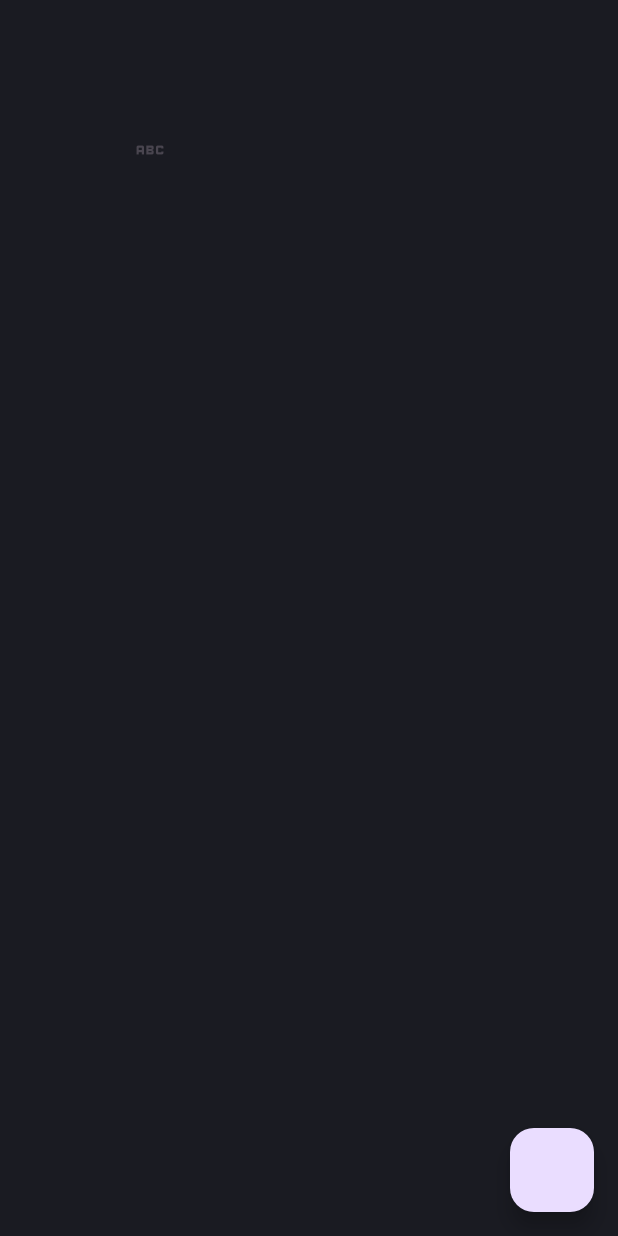
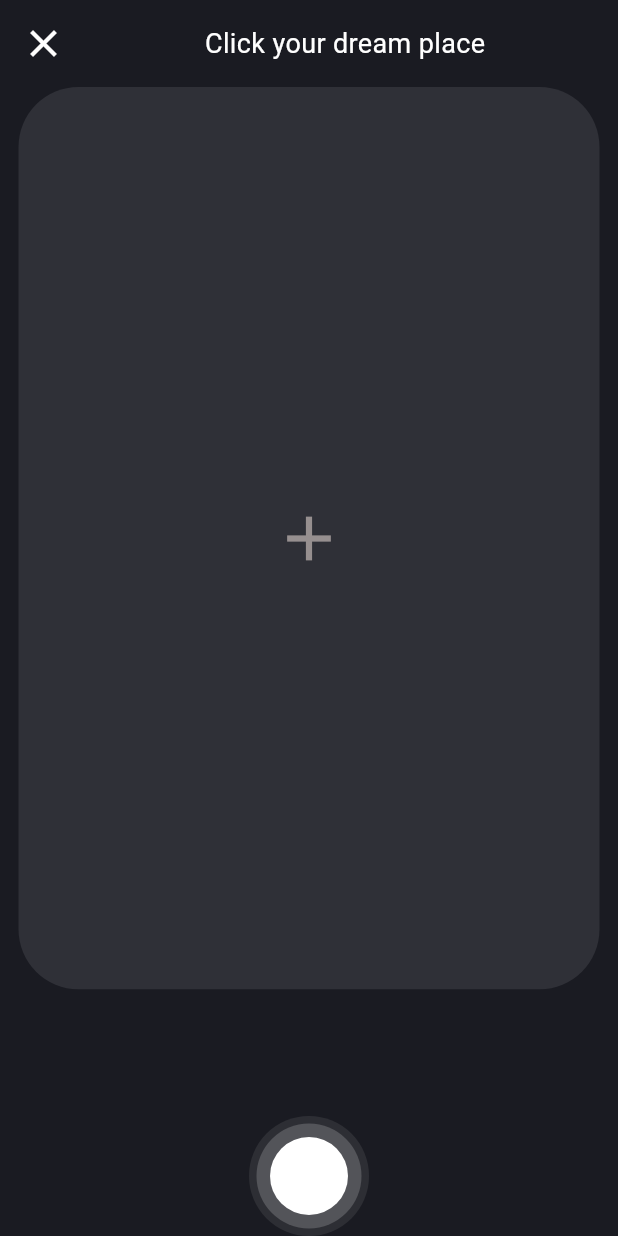
Before and after one commit to muhammed-shadil/social-media-app, a Flutter app: the NewPosts screen opened directly, on a phone screen of 412 x 824 dp. Run offline on Flutter 3.47's test engine with Material 3 defaults, Android fonts, the phone set to English and light mode, and no system bars; our stand-ins replace another_flutter_splash_screen, bloc, flutter_bloc, image_picker, shared_preferences, shimmer; accounts and stored records are empty.

Commit message:
complete ui new post

```diff
--- a/lib/utils/apiprovider/apiprovider.dart
+++ b/lib/utils/apiprovider/apiprovider.dart
@@ -147,7 +147,6 @@ class Apiprovider {
         contentType: MediaType("image", "png"),
       ));
       request.headers.addAll(headers);
-
       request.fields.addAll({
         "contentType": contentType,
         "caption": caption,
--- a/lib/utils/styles.dart
+++ b/lib/utils/styles.dart
@@ -21,4 +21,7 @@ class styles {
       TextStyle(color: Colors.white, fontSize: 17);
   static const TextStyle blogtitle =
       TextStyle(color: Colors.white, fontSize: 18);
+
+  static const TextStyle imagepickertitle =
+      TextStyle(color: Colors.white, fontSize: 18);
 }
--- a/lib/view/screens/New_Post_screen/new_post.dart
+++ b/lib/view/screens/New_Post_screen/new_post.dart
@@ -8,6 +8,8 @@ import 'package:flutter_bloc/flutter_bloc.dart';
 import 'package:image_picker/image_picker.dart';
 import 'package:trek/controller/post/image_picker/bloc/image_picker_bloc.dart';
 import 'package:trek/controller/post/newpost/bloc/newpost_bloc.dart';
+import 'package:trek/utils/constants.dart';
+import 'package:trek/utils/styles.dart';
 
 class NewPostWrappper extends StatelessWidget {
   const NewPostWrappper({super.key});
@@ -43,27 +45,88 @@ class _NewPostsState extends State<NewPosts> {
     final createpost = BlocProvider.of<NewpostBloc>(context);
 
     return Scaffold(
-      floatingActionButton: FloatingActionButton(onPressed: () {
+      floatingActionButtonLocation: FloatingActionButtonLocation.centerDocked,
+      floatingActionButton: Container(
+          width: 80,
+          height: 80,
+          decoration: const BoxDecoration(
+            shape: BoxShape.circle,
+            color: Color.fromARGB(255, 45, 46, 52),
+          ),
+          child: Center(
+            child: Container(
+              width: 70,
+              height: 70,
+              decoration: const BoxDecoration(
+                shape: BoxShape.circle,
+                color: Color.fromARGB(255, 83, 84, 89),
+              ),
+              child: Center(
+                child: GestureDetector(
+                  onTap: () {
                     createpost.add(CreateNewPost(imagefile: imagefile));
-      }),
-      body: Column(
+                  },
+                  child: Container(
+                    width: 52,
+                    height: 52,
+                    decoration: const BoxDecoration(
+                      shape: BoxShape.circle,
+                      color: Colors.white,
+                    ),
+                  ),
+                ),
+              ),
+            ),
+          )),
+
+      //  FloatingActionButton( onPressed: () {
+      //   createpost.add(CreateNewPost(imagefile: imagefile));
+      // },),
+      body: SafeArea(
+        child: Column(
           children: [
+            Padding(
+              padding: const EdgeInsets.all(5.0),
+              child: Row(
+                mainAxisAlignment: MainAxisAlignment.spaceBetween,
+                children: [
+                  IconButton(
+                    onPressed: () {},
+                    icon: const Icon(
+                      Icons.close_outlined,
+                      size: 30,
+                    ),
+                    color: constants.white,
+                  ),
+                  const Text(
+                    "Click your dream place",
+                    style: styles.imagepickertitle,
+                  ),
+                  SizedBox(),
+                ],
+              ),
+            ),
             BlocBuilder<ImagePickerBloc, ImagePickerState>(
               builder: (context, state) {
                 if (state is SuccessfullyPickedImage) {
                   imagefile = state.file;
                   return Container(
-                  width: MediaQuery.of(context).size.width,
-                  height: MediaQuery.of(context).size.height * 0.7,
+                    width: MediaQuery.of(context).size.width * 0.94,
+                    height: MediaQuery.of(context).size.height * 0.73,
                     decoration: BoxDecoration(
+                        borderRadius: BorderRadius.circular(40),
                         image: DecorationImage(
                             image: MemoryImage(state.imageurl),
                             fit: BoxFit.cover)),
                   );
                 }
-              return SizedBox(
-                width: 200,
-                height: 200,
+                return Container(
+                  width: MediaQuery.of(context).size.width * 0.94,
+                  height: MediaQuery.of(context).size.height * 0.73,
+                  decoration: BoxDecoration(
+                    color: constants.fillcolor,
+                    borderRadius: BorderRadius.circular(40),
+                  ),
                   child: Center(
                       child: IconButton(
                           onPressed: () async {
@@ -93,12 +156,17 @@ class _NewPostsState extends State<NewPosts> {
                               ),
                             );
                           },
-                        icon: const Icon(Icons.abc))),
+                          icon: const Icon(
+                            Icons.add,
+                            color: constants.offwhite,
+                            size: 50,
+                          ))),
                 );
               },
             )
           ],
         ),
+      ),
     );
   }
 }
```
Lines whose indentation alone changed are shown as unchanged.
